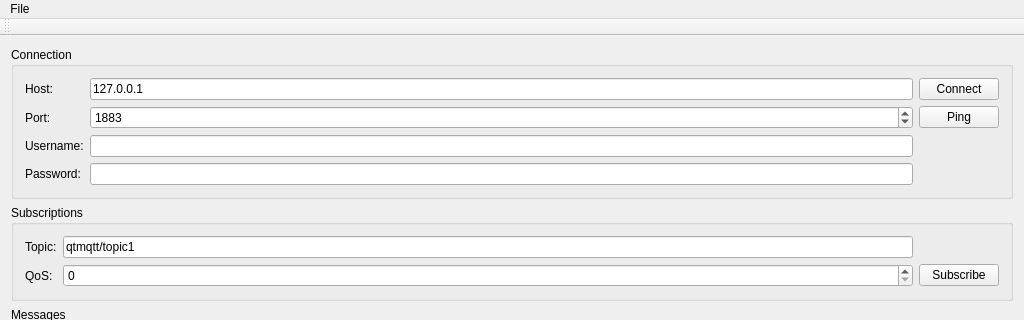
Old version of the form mainwindow.ui in the repository zhoushanbao1994/MqttSubscriptionsExample; both pictures show x 0 to 1024 and y 0 to 320 of the 1024 by 768 pixel window.
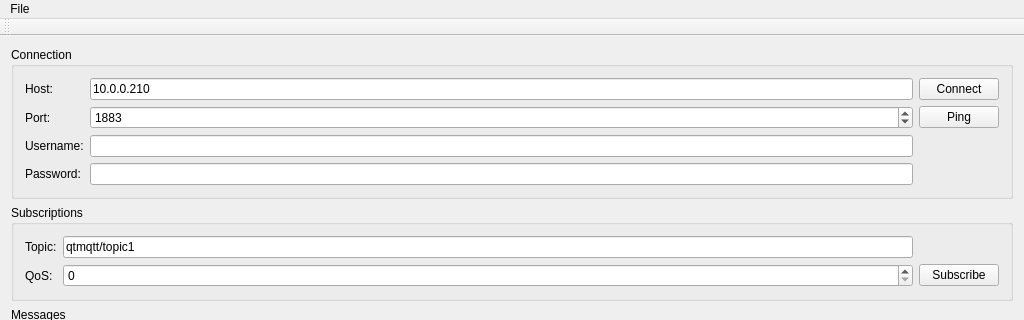
New version of the form.

Commit message: 增加将数据以十六进制显示

```diff
--- a/mainwindow.ui
+++ b/mainwindow.ui
@@ -26,7 +26,7 @@
          <item row="0" column="1">
           <widget class="QLineEdit" name="lineEditHost">
            <property name="text">
-            <string>127.0.0.1</string>
+            <string>10.0.0.210</string>
            </property>
           </widget>
          </item>
```
The commit also changes 2 other files.
